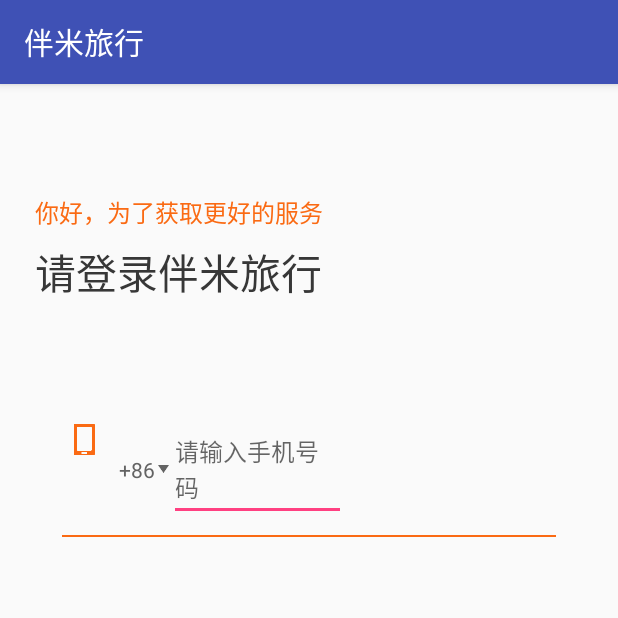
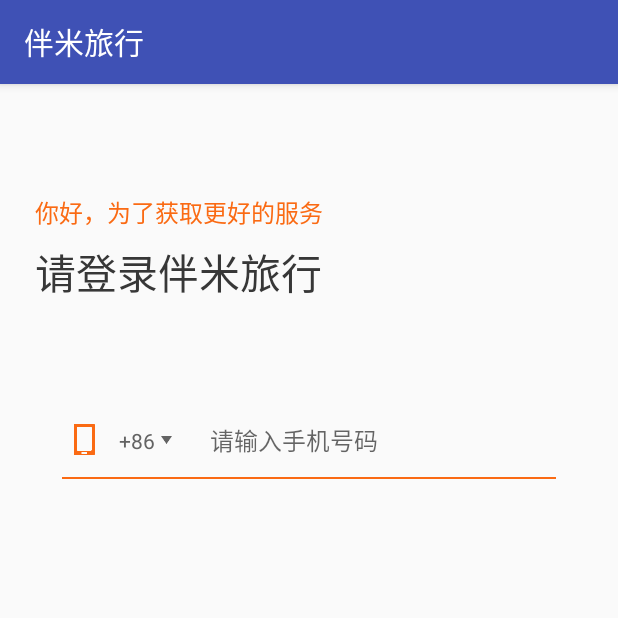
Before and after one commit to zhangmiao1999/Travel-with-m, an Android app: the LoginActivity screen opened directly, with no data from a screen before it, on a phone screen of 412 x 824 dp, the top half of it. Run offline under Robolectric (Android 15) with nearby library versions, the phone set to English and light mode, and no system bars.

Commit message:
修复了引导页面

```diff
--- a/Withm/app/src/main/AndroidManifest.xml
+++ b/Withm/app/src/main/AndroidManifest.xml
@@ -31,7 +31,9 @@
                 <category android:name="android.intent.category.LAUNCHER" />
             </intent-filter>
         </activity>
-        <activity android:name=".ui.login.LoginActivity"></activity>
+        <activity android:name=".ui.login.LoginActivity">
+
+        </activity>
     </application>
 
 </manifest>
--- a/Withm/app/src/main/res/layout/activity_login.xml
+++ b/Withm/app/src/main/res/layout/activity_login.xml
@@ -35,7 +35,6 @@
         android:layout_marginTop="@dimen/dp_80">
 
         <ImageView
-
             android:layout_width="wrap_content"
             android:layout_height="wrap_content"
             android:src="@drawable/phone" />
@@ -43,23 +42,27 @@
         <TextView
             android:layout_width="wrap_content"
             android:layout_height="wrap_content"
+            android:layout_gravity="center"
+            android:layout_marginLeft="@dimen/dp_8"
             android:text="+86"
-            android:layout_marginLeft="@dimen/dp_8"
-            android:layout_gravity="center"
             android:textColor="#FF636363"
             android:textSize="@dimen/sp_14" />
 
         <ImageView
-            android:src="@drawable/select"
+            android:layout_width="wrap_content"
+            android:layout_height="wrap_content"
             android:layout_gravity="center"
-            android:layout_marginLeft="@dimen/dp_2"
-            android:layout_width="wrap_content"
-            android:layout_height="wrap_content" />
+            android:layout_marginLeft="@dimen/dp_4"
+            android:src="@drawable/select" />
+
         <EditText
+            android:layout_width="@dimen/dp_120"
+            android:layout_height="wrap_content"
+            android:background="@null"
+            android:layout_gravity="center"
+            android:layout_marginLeft="@dimen/dp_25"
             android:hint="@string/ed_phone"
-            android:textSize="@dimen/sp_16"
-            android:layout_width="@dimen/dp_118"
-            android:layout_height="wrap_content" />
+            android:textSize="@dimen/sp_16" />
 
     </LinearLayout>
 
```
